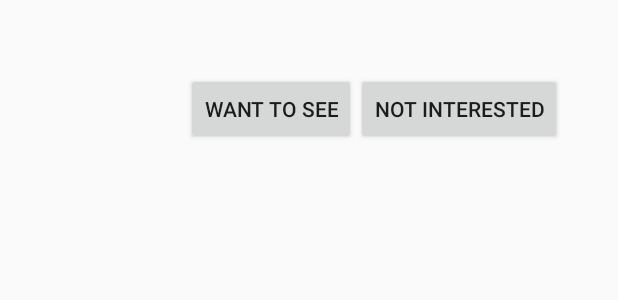
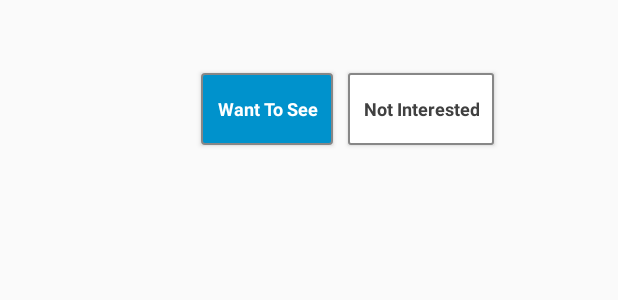
Before and after one commit to TheDroids/FridayNight, an Android app: the layout movie_item.xml on its own in the app's theme, with its tools: preview values and no code run, on a phone screen of 412 x 824 dp. Shown: the top 300 px of the screen. Run offline under Robolectric (Android 15) with nearby library versions, the phone set to English and light mode, and no system bars.

Commit message:
UI overhaul for buttons

```diff
--- /dev/null
+++ b/fridaynight/src/main/res/drawable/button_pressed_shape.xml
@@ -0,0 +1,13 @@
+<?xml version="1.0" encoding="utf-8"?>
+
+<shape xmlns:android="http://schemas.android.com/apk/res/android"
+    android:shape="rectangle">
+    <corners android:radius="1dp" />
+    <solid android:color="#B3B3B3"/>
+    <padding android:left="10dp"
+             android:top="2dp"
+             android:right="10dp"
+             android:bottom="2dp"/>
+    <stroke android:width="1dp"
+            android:color="#878787"/>
+</shape>
--- /dev/null
+++ b/fridaynight/src/main/res/drawable/button_selector.xml
@@ -0,0 +1,9 @@
+<?xml version="1.0" encoding="utf-8"?>
+
+<selector xmlns:android="http://schemas.android.com/apk/res/android">
+    <item android:state_pressed="true"
+          android:state_enabled="true"
+          android:drawable="@drawable/button_pressed_shape"/>
+    <item android:state_enabled="true"
+          android:drawable="@drawable/button_shape"/>
+</selector>
--- /dev/null
+++ b/fridaynight/src/main/res/drawable/button_shape.xml
@@ -0,0 +1,13 @@
+<?xml version="1.0" encoding="utf-8"?>
+
+<shape xmlns:android="http://schemas.android.com/apk/res/android"
+    android:shape="rectangle">
+    <corners android:radius="1dp" />
+    <solid android:color="#FFFFFF"/>
+    <padding android:left="10dp"
+             android:top="2dp"
+             android:right="10dp"
+             android:bottom="2dp"/>
+    <stroke android:width="1dp"
+            android:color="#878787"/>
+</shape>
--- /dev/null
+++ b/fridaynight/src/main/res/drawable/default_button_pressed_shape.xml
@@ -0,0 +1,13 @@
+<?xml version="1.0" encoding="utf-8"?>
+
+<shape xmlns:android="http://schemas.android.com/apk/res/android"
+    android:shape="rectangle">
+    <corners android:radius="2dp" />
+    <solid android:color="#005F99"/>
+    <padding android:left="10dp"
+             android:top="5dp"
+             android:right="10dp"
+             android:bottom="5dp"/>
+    <stroke android:width="1dp"
+            android:color="#878787"/>
+</shape>
--- /dev/null
+++ b/fridaynight/src/main/res/drawable/default_button_selector.xml
@@ -0,0 +1,9 @@
+<?xml version="1.0" encoding="utf-8"?>
+
+<selector xmlns:android="http://schemas.android.com/apk/res/android">
+    <item android:state_pressed="true"
+          android:state_enabled="true"
+          android:drawable="@drawable/default_button_pressed_shape"/>
+    <item android:state_enabled="true"
+          android:drawable="@drawable/default_button_shape"/>
+</selector>
--- /dev/null
+++ b/fridaynight/src/main/res/drawable/default_button_shape.xml
@@ -0,0 +1,13 @@
+<?xml version="1.0" encoding="utf-8"?>
+
+<shape xmlns:android="http://schemas.android.com/apk/res/android"
+    android:shape="rectangle">
+    <corners android:radius="2dp" />
+    <solid android:color="#0092CC"/>
+    <padding android:left="10dp"
+             android:top="5dp"
+             android:right="10dp"
+             android:bottom="5dp"/>
+    <stroke android:width="1dp"
+            android:color="#878787"/>
+</shape>
--- a/fridaynight/src/main/res/layout/movie_item.xml
+++ b/fridaynight/src/main/res/layout/movie_item.xml
@@ -29,16 +29,16 @@
         android:layout_below="@+id/tvTitle"
         android:layout_toRightOf="@id/ivPosterImage"
         android:layout_alignLeft="@id/tvTitle"
-        android:paddingLeft="10dp"/>
+        android:layout_marginLeft="10dp"/>
 
     <Button
         android:layout_width="wrap_content"
         android:layout_height="wrap_content"
         android:id="@+id/btnWant"
         android:layout_below="@+id/tvSynopsis"
-        android:layout_toRightOf="@+id/ivPosterImage"
-        android:layout_alignLeft="@id/tvTitle"
-        android:text="@string/button_want_label"/>
+        android:layout_alignLeft="@id/tvSynopsis"
+        android:text="@string/button_want_label"
+        style="@style/DefaultButton"/>
 
     <Button
         android:layout_width="wrap_content"
@@ -46,6 +46,8 @@
         android:id="@+id/btnIgnore"
         android:layout_alignTop="@+id/btnWant"
         android:layout_toRightOf="@id/btnWant"
-        android:text="@string/button_ignore_label"/>
+        android:layout_marginLeft="10dp"
+        android:text="@string/button_ignore_label"
+        style="@style/Button"/>
 
 </RelativeLayout>
--- a/fridaynight/src/main/res/values/styles.xml
+++ b/fridaynight/src/main/res/values/styles.xml
@@ -5,4 +5,24 @@
         <!-- Customize your theme here. -->
     </style>
 
+    <style name="DefaultButton" parent="@android:style/Widget.Button">
+        <item name="android:gravity">center_vertical|center_horizontal</item>
+        <item name="android:textColor">#FFFFFF</item>
+        <item name="android:background">@drawable/default_button_selector</item>
+        <item name="android:textSize">12sp</item>
+        <item name="android:textStyle">bold</item>
+        <item name="android:focusable">true</item>
+        <item name="android:clickable">true</item>
+    </style>
+
+    <style name="Button" parent="@android:style/Widget.Button">
+        <item name="android:gravity">center_vertical|center_horizontal</item>
+        <item name="android:textColor">#404040</item>
+        <item name="android:background">@drawable/button_selector</item>
+        <item name="android:textSize">12sp</item>
+        <item name="android:textStyle">bold</item>
+        <item name="android:focusable">true</item>
+        <item name="android:clickable">true</item>
+    </style>
+
 </resources>
```
